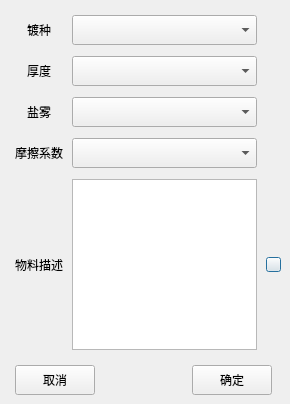
This is Qt/ERP/dialognewmateriel.ui in superp2017/NTERP as Qt 5 draws it before an edit. The edited form follows.
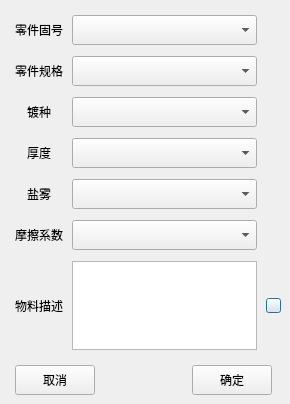
This is the edited form. Icons and pictures are not drawn.

Patch:
```diff
--- a/Qt/ERP/dialognewmateriel.ui
+++ b/Qt/ERP/dialognewmateriel.ui
@@ -41,7 +41,7 @@
    <property name="verticalSpacing">
     <number>15</number>
    </property>
-   <item row="0" column="0">
+   <item row="1" column="0">
     <layout class="QGridLayout" name="gridLayout">
      <property name="horizontalSpacing">
       <number>9</number>
@@ -49,7 +49,7 @@
      <property name="verticalSpacing">
       <number>11</number>
      </property>
-     <item row="0" column="0">
+     <item row="2" column="0">
       <widget class="QLabel" name="label_3">
        <property name="text">
         <string>镀种</string>
@@ -59,80 +59,7 @@
        </property>
       </widget>
      </item>
-     <item row="0" column="1">
-      <widget class="QComboBox" name="comboBox_type">
-       <property name="minimumSize">
-        <size>
-         <width>0</width>
-         <height>30</height>
-        </size>
-       </property>
-       <property name="duplicatesEnabled">
-        <bool>false</bool>
-       </property>
-      </widget>
-     </item>
-     <item row="1" column="0">
-      <widget class="QLabel" name="label_5">
-       <property name="text">
-        <string>厚度</string>
-       </property>
-       <property name="alignment">
-        <set>Qt::AlignCenter</set>
-       </property>
-      </widget>
-     </item>
-     <item row="1" column="1">
-      <widget class="QComboBox" name="comboBox_thickness">
-       <property name="minimumSize">
-        <size>
-         <width>0</width>
-         <height>30</height>
-        </size>
-       </property>
-      </widget>
-     </item>
-     <item row="2" column="0">
-      <widget class="QLabel" name="label_2">
-       <property name="text">
-        <string>盐雾</string>
-       </property>
-       <property name="alignment">
-        <set>Qt::AlignCenter</set>
-       </property>
-      </widget>
-     </item>
-     <item row="2" column="1">
-      <widget class="QComboBox" name="comboBox_Salt">
-       <property name="minimumSize">
-        <size>
-         <width>0</width>
-         <height>30</height>
-        </size>
-       </property>
-      </widget>
-     </item>
-     <item row="3" column="0">
-      <widget class="QLabel" name="label">
-       <property name="text">
-        <string>摩擦系数</string>
-       </property>
-       <property name="alignment">
-        <set>Qt::AlignCenter</set>
-       </property>
-      </widget>
-     </item>
-     <item row="3" column="1">
-      <widget class="QComboBox" name="comboBox_friction">
-       <property name="minimumSize">
-        <size>
-         <width>0</width>
-         <height>30</height>
-        </size>
-       </property>
-      </widget>
-     </item>
-     <item row="4" column="0">
+     <item row="7" column="0">
       <widget class="QLabel" name="label_4">
        <property name="text">
         <string>物料描述</string>
@@ -142,17 +69,7 @@
        </property>
       </widget>
      </item>
-     <item row="4" column="1">
-      <widget class="QTextEdit" name="textEdit">
-       <property name="minimumSize">
-        <size>
-         <width>0</width>
-         <height>100</height>
-        </size>
-       </property>
-      </widget>
-     </item>
-     <item row="4" column="2">
+     <item row="7" column="2">
       <widget class="QPushButton" name="pushButton_clear">
        <property name="minimumSize">
         <size>
@@ -174,9 +91,138 @@
        </property>
       </widget>
      </item>
+     <item row="7" column="1">
+      <widget class="QTextEdit" name="textEdit">
+       <property name="minimumSize">
+        <size>
+         <width>0</width>
+         <height>80</height>
+        </size>
+       </property>
+      </widget>
+     </item>
+     <item row="6" column="1">
+      <widget class="QComboBox" name="comboBox_friction">
+       <property name="minimumSize">
+        <size>
+         <width>0</width>
+         <height>30</height>
+        </size>
+       </property>
+      </widget>
+     </item>
+     <item row="6" column="0">
+      <widget class="QLabel" name="label">
+       <property name="text">
+        <string>摩擦系数</string>
+       </property>
+       <property name="alignment">
+        <set>Qt::AlignCenter</set>
+       </property>
+      </widget>
+     </item>
+     <item row="5" column="1">
+      <widget class="QComboBox" name="comboBox_Salt">
+       <property name="minimumSize">
+        <size>
+         <width>0</width>
+         <height>30</height>
+        </size>
+       </property>
+      </widget>
+     </item>
+     <item row="5" column="0">
+      <widget class="QLabel" name="label_2">
+       <property name="text">
+        <string>盐雾</string>
+       </property>
+       <property name="alignment">
+        <set>Qt::AlignCenter</set>
+       </property>
+      </widget>
+     </item>
+     <item row="0" column="0">
+      <widget class="QLabel" name="label_6">
+       <property name="text">
+        <string>零件固号</string>
+       </property>
+       <property name="alignment">
+        <set>Qt::AlignCenter</set>
+       </property>
+      </widget>
+     </item>
+     <item row="1" column="0">
+      <widget class="QLabel" name="label_7">
+       <property name="text">
+        <string>零件规格</string>
+       </property>
+       <property name="alignment">
+        <set>Qt::AlignCenter</set>
+       </property>
+      </widget>
+     </item>
+     <item row="4" column="0">
+      <widget class="QLabel" name="label_5">
+       <property name="text">
+        <string>厚度</string>
+       </property>
+       <property name="alignment">
+        <set>Qt::AlignCenter</set>
+       </property>
+      </widget>
+     </item>
+     <item row="4" column="1">
+      <widget class="QComboBox" name="comboBox_thickness">
+       <property name="minimumSize">
+        <size>
+         <width>0</width>
+         <height>30</height>
+        </size>
+       </property>
+      </widget>
+     </item>
+     <item row="2" column="1">
+      <widget class="QComboBox" name="comboBox_type">
+       <property name="minimumSize">
+        <size>
+         <width>0</width>
+         <height>30</height>
+        </size>
+       </property>
+       <property name="duplicatesEnabled">
+        <bool>false</bool>
+       </property>
+      </widget>
+     </item>
+     <item row="0" column="1">
+      <widget class="QComboBox" name="comboBox_solid">
+       <property name="minimumSize">
+        <size>
+         <width>0</width>
+         <height>30</height>
+        </size>
+       </property>
+       <property name="duplicatesEnabled">
+        <bool>false</bool>
+       </property>
+      </widget>
+     </item>
+     <item row="1" column="1">
+      <widget class="QComboBox" name="comboBox_format">
+       <property name="minimumSize">
+        <size>
+         <width>0</width>
+         <height>30</height>
+        </size>
+       </property>
+       <property name="duplicatesEnabled">
+        <bool>false</bool>
+       </property>
+      </widget>
+     </item>
     </layout>
    </item>
-   <item row="1" column="0">
+   <item row="2" column="0">
     <layout class="QHBoxLayout" name="horizontalLayout">
      <property name="spacing">
       <number>0</number>
```
